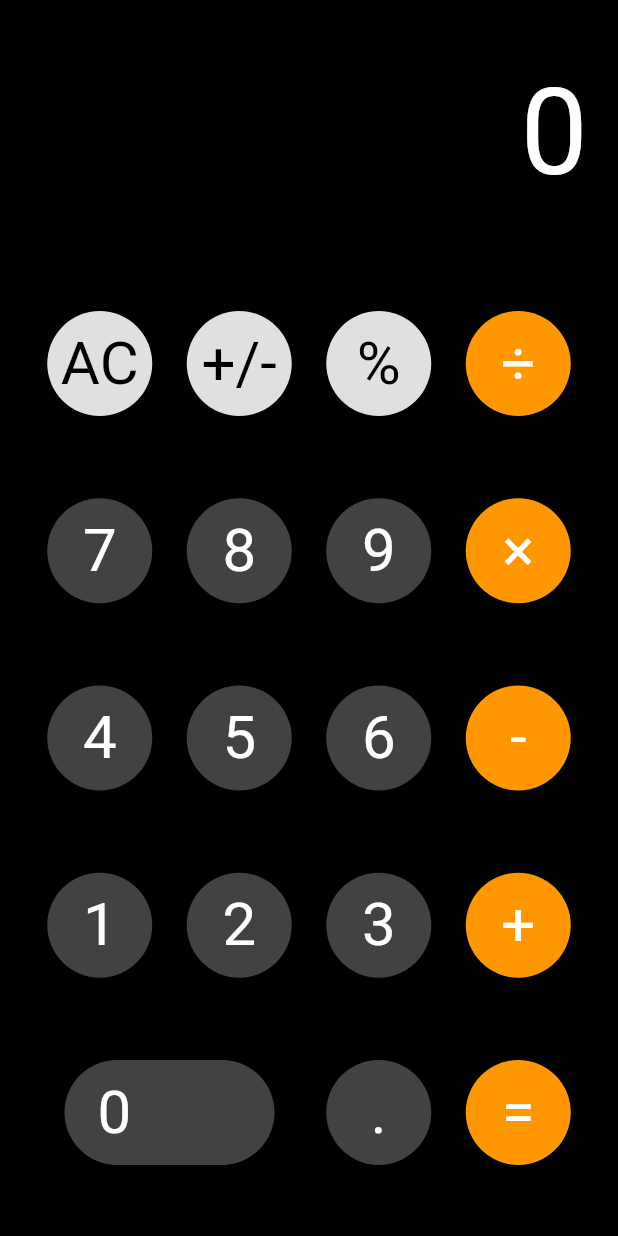
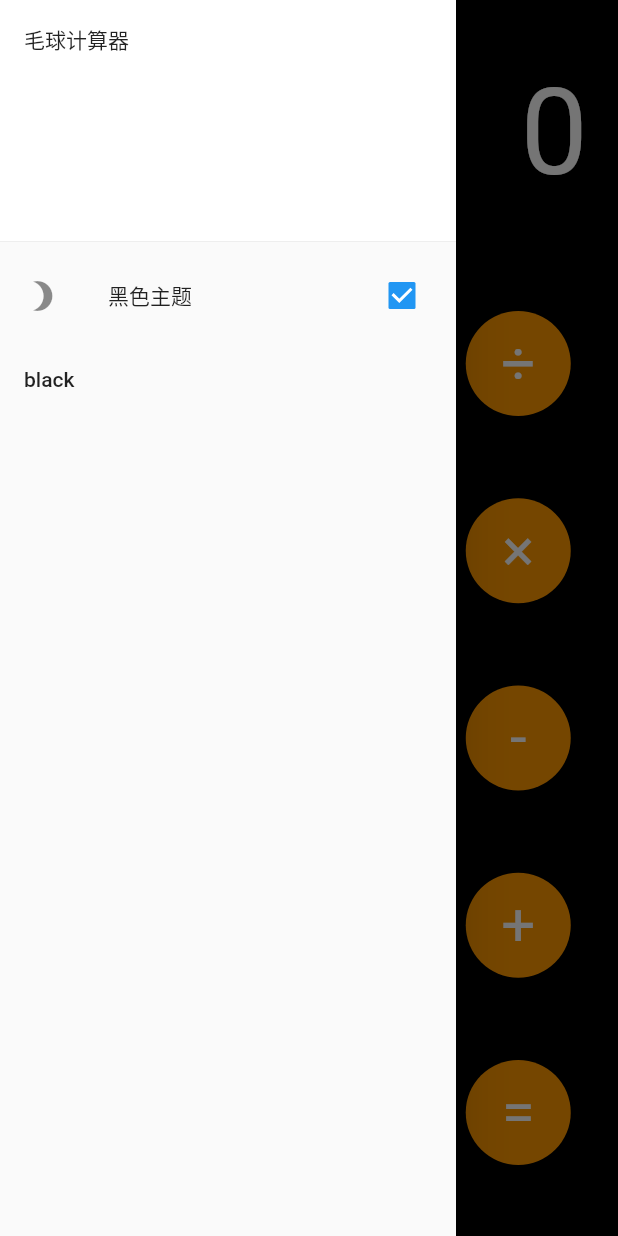
Before and after one commit to buzhun/my_cal_app, a Flutter app: the screen it shows after launch, with the side drawer open (before the commit the screen has no drawer), on a phone screen of 412 x 824 dp. Run offline on Flutter 3.47's test engine with Material 2 defaults, Android fonts, the phone set to English and light mode, and no system bars.

Commit message:
feat:双向通信，改变主题色

```diff
--- a/lib/button.dart
+++ b/lib/button.dart
@@ -118,6 +118,7 @@ class _BaseBtnState extends State<BaseBtn> {
     );
 
     return GestureDetector(
+
       onTapDown: _handleTapDown,
       // Handle the tap events in the order that
       onTapUp: _handleTapUp,
--- a/lib/main.dart
+++ b/lib/main.dart
@@ -1,22 +1,121 @@
 import 'package:flutter/material.dart';
+import 'package:flutter/services.dart';
+import 'dart:async';
+
 import './opt.dart';
 
 void main() {
-  bool isLargeScreen = false;
   runApp(
-    MaterialApp(
-        title: 'calculator',
-        home: Scaffold(
-          body: OrientationBuilder(builder: (context, orientation) {
-            if (MediaQuery.of(context).size.width > 600) {
-              isLargeScreen = true;
-            } else {
-              isLargeScreen = false;
-            }
-            return OptWidget(isLargeScreen: isLargeScreen);
-          }),
-        )),
+    MaterialApp(title: '毛球计算器', home: new ThemeHome()),
   );
 }
 
-// OptWidget manages the state.
+class ThemeHome extends StatefulWidget {
+  ThemeHome({
+    Key key,
+  }) : super(key: key);
+
+  @override
+  _ThemeHomeState createState() => _ThemeHomeState();
+}
+
+class _ThemeHomeState extends State<ThemeHome> {
+  static const platform = const MethodChannel('samples.flutter.dev/theme');
+
+  bool _themeIsBlack = true;
+
+  @override
+  void initState() {
+    super.initState();
+    // 初始化主题状态
+    _getTheme();
+  }
+
+  Future<void> _getTheme() async {
+    try {
+      final String result = await platform.invokeMethod('_getTheme');
+      setState(() {
+        _themeIsBlack = result == 'black';
+      });
+    } on PlatformException catch (e) {
+      print('error:$e');
+    }
+  }
+
+  Future<void> _setTheme(value) async {
+    String color = value ? "black" : 'white';
+    try {
+      final String result = await platform.invokeMethod('_setTheme', color);
+      setState(() {
+        _themeIsBlack = result == 'black';
+      });
+    } on PlatformException catch (e) {
+      print('can not change theme :${e.message}');
+    }
+  }
+
+  @override
+  Widget build(BuildContext context) {
+    {
+      return Scaffold(
+        body: MyHomePage(themeIsBlack: _themeIsBlack),
+        drawer: Drawer(
+          child: ListView(
+            children: <Widget>[
+              DrawerHeader(
+                child: Text('毛球计算器'),
+                decoration: BoxDecoration(
+                  color: Colors.white,
+                ),
+              ),
+              CheckboxListTile(
+                title: const Text('黑色主题'),
+                value: _themeIsBlack,
+                onChanged: (bool value) {
+                  _setTheme(value);
+                },
+                secondary: const Icon(Icons.brightness_3),
+              ),
+              ListTile(
+                title: Text(_themeIsBlack ? 'black' : "white"),
+                onTap: () {
+                  // Update the state of the app.
+                  // ...
+                },
+              ),
+            ],
+          ),
+        ),
+      );
+    }
+  }
+}
+
+class MyHomePage extends StatefulWidget {
+  MyHomePage({
+    this.themeIsBlack,
+    Key key,
+  }) : super(key: key);
+
+  final bool themeIsBlack;
+
+  @override
+  _MyHomePageState createState() => _MyHomePageState();
+}
+
+class _MyHomePageState extends State<MyHomePage> {
+  static bool _isLargeScreen = false;
+
+  @override
+  Widget build(BuildContext context) {
+    return OrientationBuilder(builder: (context, orientation) {
+      if (MediaQuery.of(context).size.width > 600) {
+        _isLargeScreen = true;
+      } else {
+        _isLargeScreen = false;
+      }
+      return OptWidget(
+          isLargeScreen: _isLargeScreen, themeIsBlack: widget.themeIsBlack);
+    });
+  }
+}
--- a/lib/opt.dart
+++ b/lib/opt.dart
@@ -13,10 +13,12 @@ final buttonLists = [
 class OptWidget extends StatefulWidget {
   OptWidget({
     Key key,
+    this.themeIsBlack,
     @required this.isLargeScreen,
   }) : super(key: key);
 
   final bool isLargeScreen;
+  final bool themeIsBlack;
 
   @override
   _OptWidgetState createState() => _OptWidgetState();
@@ -294,7 +296,7 @@ class _OptWidgetState extends State<OptWidget> {
     return Container(
         padding: EdgeInsets.all(20),
         decoration: BoxDecoration(
-          color: Colors.black,
+          color: widget.themeIsBlack ? Colors.black: Colors.white,
         ),
         child: SafeArea(
             child: Flex(
```
Also changed, not shown: 1 other file.
